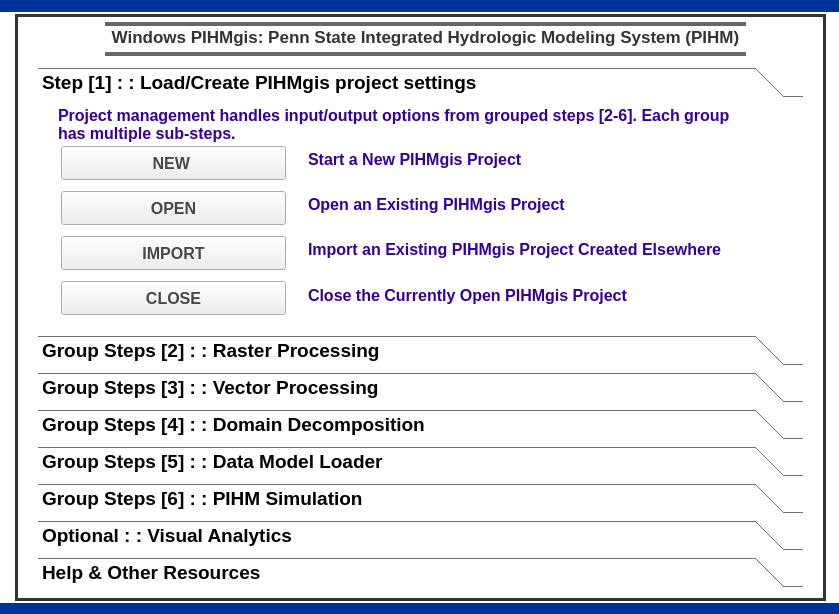
Qt form pihmgisdialog.ui (leonard-psu/PIHMgis) before a commit.
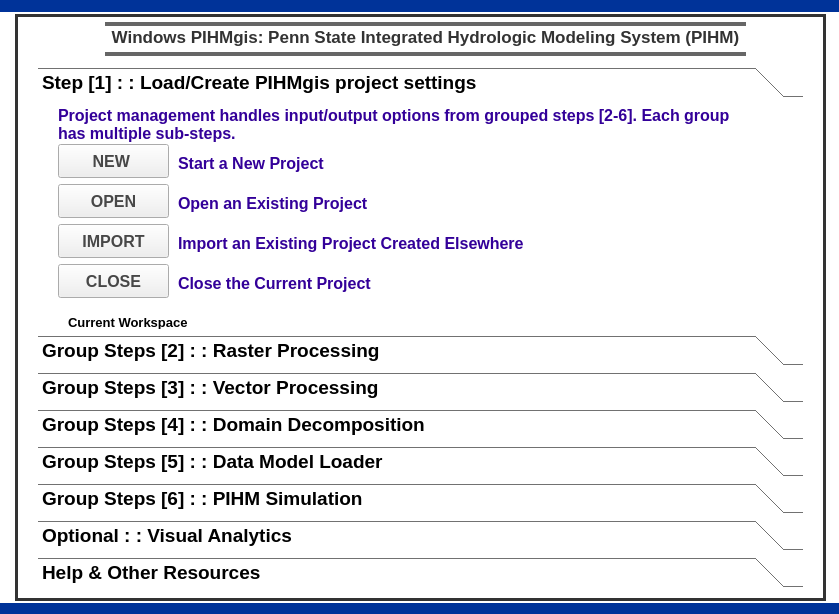
The same form after that commit.

```diff
--- a/pihmgisdialog.ui
+++ b/pihmgisdialog.ui
@@ -480,9 +480,9 @@
     <widget class="QPushButton" name="pushButtonPIHMgisProjectNew">
      <property name="geometry">
       <rect>
-       <x>23</x>
-       <y>42</y>
-       <width>225</width>
+       <x>20</x>
+       <y>40</y>
+       <width>111</width>
        <height>34</height>
       </rect>
      </property>
@@ -608,9 +608,9 @@
     <widget class="QLabel" name="PIHMgisProjectLableNew">
      <property name="geometry">
       <rect>
-       <x>270</x>
-       <y>46</y>
-       <width>371</width>
+       <x>140</x>
+       <y>50</y>
+       <width>161</width>
        <height>20</height>
       </rect>
      </property>
@@ -626,15 +626,15 @@
       <string notr="true">color: rgb(204, 51, 0);</string>
      </property>
      <property name="text">
-      <string>&lt;html&gt;&lt;head/&gt;&lt;body&gt;&lt;p&gt;&lt;span style=&quot; color:#330099;&quot;&gt;Start a New PIHMgis Project&lt;/span&gt;&lt;/p&gt;&lt;/body&gt;&lt;/html&gt;</string>
+      <string>&lt;html&gt;&lt;head/&gt;&lt;body&gt;&lt;p&gt;&lt;span style=&quot; color:#330099;&quot;&gt;Start a New Project&lt;/span&gt;&lt;/p&gt;&lt;/body&gt;&lt;/html&gt;</string>
      </property>
     </widget>
     <widget class="QPushButton" name="pushButtonPIHMgisProjectOpen">
      <property name="geometry">
       <rect>
-       <x>23</x>
-       <y>87</y>
-       <width>225</width>
+       <x>20</x>
+       <y>80</y>
+       <width>111</width>
        <height>34</height>
       </rect>
      </property>
@@ -760,9 +760,9 @@
     <widget class="QLabel" name="PIHMgisProjectLableOpen">
      <property name="geometry">
       <rect>
-       <x>270</x>
-       <y>91</y>
-       <width>371</width>
+       <x>140</x>
+       <y>90</y>
+       <width>201</width>
        <height>20</height>
       </rect>
      </property>
@@ -778,15 +778,15 @@
       <string notr="true">color: rgb(204, 51, 0);</string>
      </property>
      <property name="text">
-      <string>&lt;html&gt;&lt;head/&gt;&lt;body&gt;&lt;p&gt;&lt;span style=&quot; color:#330099;&quot;&gt;Open an Existing PIHMgis Project&lt;/span&gt;&lt;/p&gt;&lt;/body&gt;&lt;/html&gt;</string>
+      <string>&lt;html&gt;&lt;head/&gt;&lt;body&gt;&lt;p&gt;&lt;span style=&quot; color:#330099;&quot;&gt;Open an Existing  Project&lt;/span&gt;&lt;/p&gt;&lt;/body&gt;&lt;/html&gt;</string>
      </property>
     </widget>
     <widget class="QPushButton" name="pushButtonPIHMgisProjectImport">
      <property name="geometry">
       <rect>
-       <x>23</x>
-       <y>132</y>
-       <width>225</width>
+       <x>20</x>
+       <y>120</y>
+       <width>111</width>
        <height>34</height>
       </rect>
      </property>
@@ -912,8 +912,8 @@
     <widget class="QLabel" name="PIHMgisProjectLableImport">
      <property name="geometry">
       <rect>
-       <x>270</x>
-       <y>136</y>
+       <x>140</x>
+       <y>130</y>
        <width>461</width>
        <height>20</height>
       </rect>
@@ -930,15 +930,15 @@
       <string notr="true">color: rgb(204, 51, 0);</string>
      </property>
      <property name="text">
-      <string>&lt;html&gt;&lt;head/&gt;&lt;body&gt;&lt;p&gt;&lt;span style=&quot; color:#330099;&quot;&gt;Import an Existing PIHMgis Project Created Elsewhere&lt;/span&gt;&lt;/p&gt;&lt;/body&gt;&lt;/html&gt;</string>
+      <string>&lt;html&gt;&lt;head/&gt;&lt;body&gt;&lt;p&gt;&lt;span style=&quot; color:#330099;&quot;&gt;Import an Existing Project Created Elsewhere&lt;/span&gt;&lt;/p&gt;&lt;/body&gt;&lt;/html&gt;</string>
      </property>
     </widget>
     <widget class="QPushButton" name="pushButtonPIHMgisProjectClose">
      <property name="geometry">
       <rect>
-       <x>23</x>
-       <y>177</y>
-       <width>225</width>
+       <x>20</x>
+       <y>160</y>
+       <width>111</width>
        <height>34</height>
       </rect>
      </property>
@@ -1064,8 +1064,8 @@
     <widget class="QLabel" name="PIHMgisProjectLableClose">
      <property name="geometry">
       <rect>
-       <x>270</x>
-       <y>182</y>
+       <x>140</x>
+       <y>170</y>
        <width>371</width>
        <height>20</height>
       </rect>
@@ -1083,7 +1083,7 @@
 color: rgb(51, 51, 51);</string>
      </property>
      <property name="text">
-      <string>&lt;html&gt;&lt;head/&gt;&lt;body&gt;&lt;p&gt;&lt;span style=&quot; color:#330099;&quot;&gt;Close the Currently Open PIHMgis Project&lt;/span&gt;&lt;/p&gt;&lt;/body&gt;&lt;/html&gt;</string>
+      <string>&lt;html&gt;&lt;head/&gt;&lt;body&gt;&lt;p&gt;&lt;span style=&quot; color:#330099;&quot;&gt;Close the Current Project&lt;/span&gt;&lt;/p&gt;&lt;/body&gt;&lt;/html&gt;</string>
      </property>
     </widget>
     <widget class="QLabel" name="label_8">
@@ -1116,6 +1116,24 @@
       <bool>true</bool>
      </property>
     </widget>
+    <widget class="QLabel" name="label_home_workspace">
+     <property name="geometry">
+      <rect>
+       <x>30</x>
+       <y>210</y>
+       <width>721</width>
+       <height>16</height>
+      </rect>
+     </property>
+     <property name="font">
+      <font>
+       <pointsize>10</pointsize>
+      </font>
+     </property>
+     <property name="text">
+      <string>Current Workspace</string>
+     </property>
+    </widget>
    </widget>
    <widget class="QWidget" name="PIHMgisToolBox_RasterProcessing">
     <property name="geometry">
```
Left out of the diff: 2 changed lines with no effect on the pictures.
